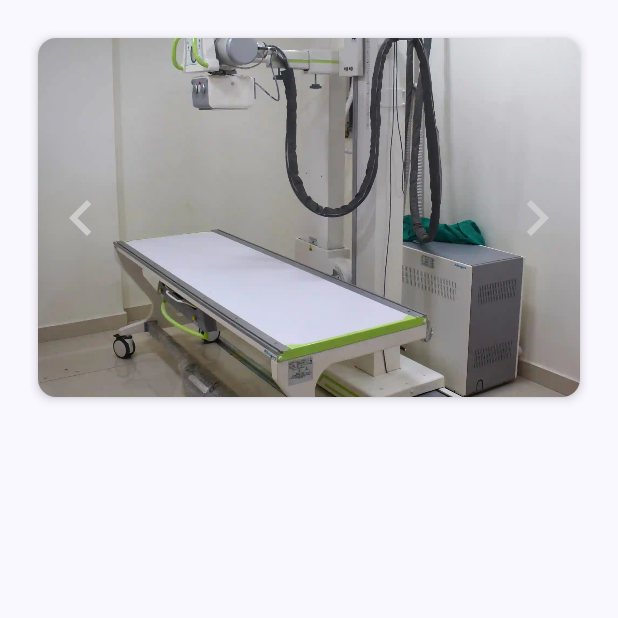
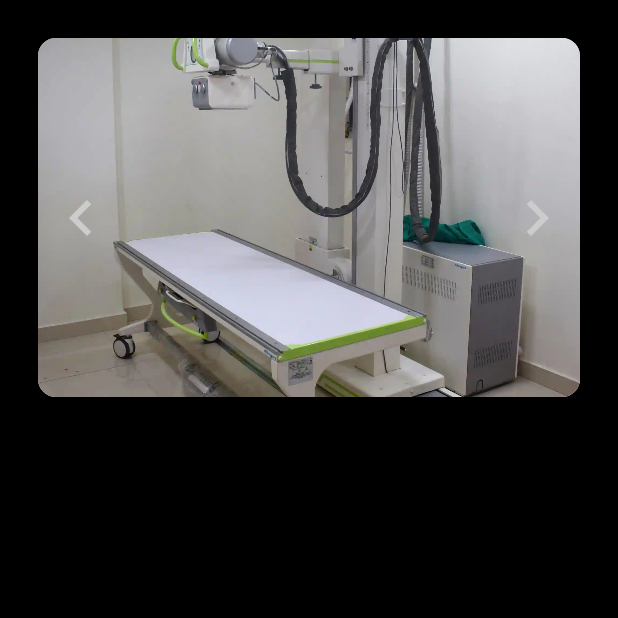
Before and after one commit to ankitkumar1302/PankajScanning, an Android app built with Jetpack Compose: the screen it shows after launch (MainActivity), on a phone screen of 412 x 824 dp, the top half of it. Run offline under Robolectric (Android 15) with nearby library versions, the phone set to English and light mode, and no system bars; our stand-ins replace accompanist.

Commit message:
HomeTopAppBar

```diff
--- a/app/src/main/java/com/example/pankajscanning/screens/Home.kt
+++ b/app/src/main/java/com/example/pankajscanning/screens/Home.kt
@@ -2,6 +2,7 @@ package com.example.pankajscanning.screens
 
 import android.content.res.Configuration.UI_MODE_NIGHT_YES
 import androidx.compose.foundation.Image
+import androidx.compose.foundation.background
 import androidx.compose.foundation.layout.Box
 import androidx.compose.foundation.layout.Column
 import androidx.compose.foundation.layout.fillMaxSize
@@ -58,8 +59,9 @@ internal fun HomeScreen() {
         }
     }
     Column(
-        modifier = Modifier.fillMaxSize(),
+        modifier = Modifier.fillMaxSize().background(Color.Black),
         horizontalAlignment = Alignment.CenterHorizontally
+
     ) {
         Box(
             modifier = Modifier.wrapContentSize()
@@ -76,7 +78,7 @@ internal fun HomeScreen() {
                         .height(250.dp)
                         .padding(5.dp),
 //                        .clip(shape = RoundedCornerShape(16.dp))
-                    elevation = CardDefaults.cardElevation(4.dp),
+                    elevation = CardDefaults.cardElevation(5.dp),
                 ) {
                     Image(
                         painter = painterResource(id = images[currentpage]),
--- a/app/src/main/java/com/example/pankajscanning/ui/theme/Theme.kt
+++ b/app/src/main/java/com/example/pankajscanning/ui/theme/Theme.kt
@@ -2,19 +2,13 @@ package com.example.pankajscanning.ui.theme
 
 import android.app.Activity
 import android.os.Build
-import androidx.compose.foundation.LocalIndication
 import androidx.compose.foundation.isSystemInDarkTheme
-import androidx.compose.material.ripple.LocalRippleTheme
-import androidx.compose.material3.ColorScheme
 import androidx.compose.material3.MaterialTheme
-import androidx.compose.material3.ProvideTextStyle
-import androidx.compose.material3.Shapes
 import androidx.compose.material3.darkColorScheme
 import androidx.compose.material3.dynamicDarkColorScheme
 import androidx.compose.material3.dynamicLightColorScheme
 import androidx.compose.material3.lightColorScheme
 import androidx.compose.runtime.Composable
-import androidx.compose.runtime.CompositionLocalProvider
 import androidx.compose.runtime.ReadOnlyComposable
 import androidx.compose.runtime.SideEffect
 import androidx.compose.ui.graphics.Color
@@ -28,9 +22,13 @@ private val DarkColorScheme = darkColorScheme(
 //    secondary = PurpleGrey80,
 //    tertiary = Pink80,
 
-    primary = Color.Black,
-    secondary = Color.Black,
-    tertiary = Color.Black
+//    primary = Color.Black,
+//    secondary = Color.Black,
+//    tertiary = Color.Black
+
+
+    primary = Color(0xFF000000), // Custom primary color
+    secondary = Color(0xFF020202), // Custom secondary color
 
 )
 
@@ -83,10 +81,10 @@ fun PankajScanningTheme(
 }
 
 
-object PankajScanningTheme{
+object PankajScanningTheme {
     val colors: PankajScanningColors
-    @Composable
-    @ReadOnlyComposable
-    get() = LocalPankajScanningColor.current
+        @Composable
+        @ReadOnlyComposable
+        get() = LocalPankajScanningColor.current
 
 }
```
Also changed, not shown: app/src/main/java/com/example/pankajscanning/screens/HomeTopBar.kt (added, +82 -0 lines).
